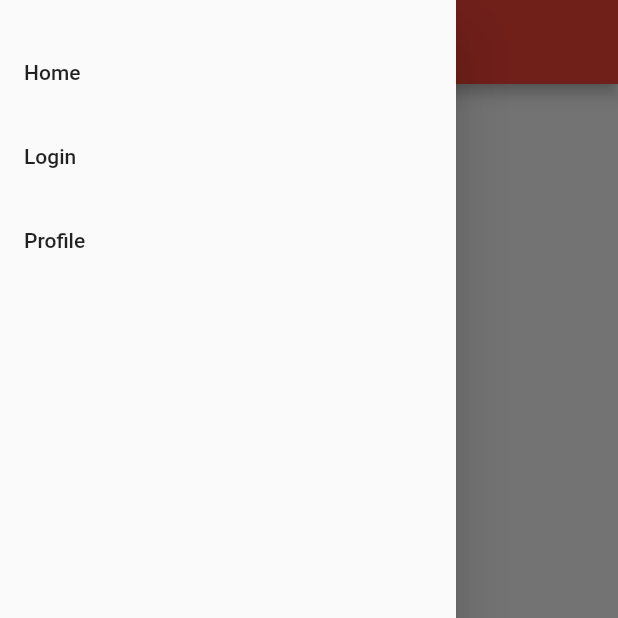
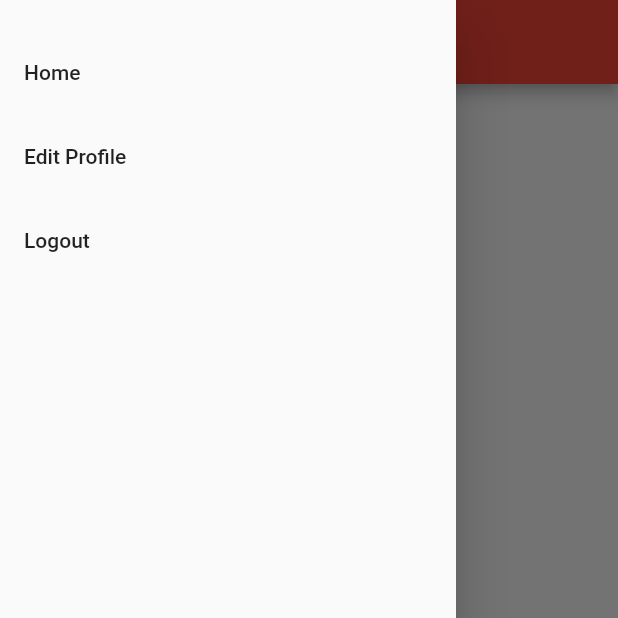
Before and after one commit to pbp-22-b01/pas, a Flutter app: the CustomerHomePage screen opened by its route, with the side drawer open, on a phone screen of 412 x 824 dp, the top half of it. Run offline on Flutter 3.47's test engine with Material 2 defaults, Android fonts, the phone set to English and light mode, and no system bars; missing offline and left inert: pbp_django_auth.

Commit message:
edit profile

```diff
--- a/lib/main.dart
+++ b/lib/main.dart
@@ -2,6 +2,7 @@
 
 import 'package:flutter/material.dart';
 import 'package:online_pharmacy/pages/admin_home_page.dart';
+import 'package:online_pharmacy/pages/customer/profile_page.dart';
 import 'package:online_pharmacy/pages/customer_home_page.dart';
 import 'package:online_pharmacy/pages/home_page.dart';
 import 'package:online_pharmacy/pages/login_page.dart';
@@ -33,8 +34,9 @@ class MyApp extends StatelessWidget {
           "/home": (BuildContext context) => const HomePage(),
           "/login": (BuildContext context) => const LoginPage(),
           "/admin/home": (BuildContext context) => const AdminHomePage(),
-          "/customer/home": (BuildContext context) => const CustomerHomePage(),
+          "/customer/home": (BuildContext context) =>  CustomerHomePage(),
           "/medicine/list": (BuildContext context) => MedicineListPage(),
+          "/customer/profile": (BuildContext context) => const ProfilePage(),
         },
       ),
     );
--- a/lib/menus/customer_menu.dart
+++ b/lib/menus/customer_menu.dart
@@ -15,28 +15,23 @@ class CustomerMenu extends StatelessWidget {
           ListTile(
             title: const Text("Home"),
             onTap: () {
-              Navigator.of(context).pushReplacementNamed("/");
+              Navigator.of(context).pushReplacementNamed("/customer/home");
             },
           ),
           ListTile(
-            title: const Text("Login"),
+            title: const Text("Edit Profile"),
             onTap: () {
-              Navigator.of(context).pushReplacementNamed("/login");
+              Navigator.of(context).pushReplacementNamed("/customer/profile");
             },
+
           ),
           ListTile(
-            title: const Text("Profile"),
+            title: const Text("Logout"),
             onTap: () {
-              Navigator.of(context).pushReplacementNamed("/profile");
+              Navigator.of(context).pushReplacementNamed("/home");
             },
           )
-          // ListTile(
-          //   title: const Text("Logout"),
-          //   onTap: () {
-          //     logout(request);
-          //     Navigator.of(context).pushNamed("/home");
-          //   },
-          // )
+
         ],
       ),
     );
--- a/lib/models/customer.dart
+++ b/lib/models/customer.dart
@@ -1,31 +1,34 @@
 
 class Customer {
   int? id;
-  String name, address;
-  int number;
+  String firstname, lastname, address;
+  int phone;
 
-  Customer({required this.name,
+  Customer({required this.firstname,
+    required this.lastname,
     required this.address,
-    required this.number,
+    required this.phone,
     this.id});
 
   factory Customer.fromUserInput() {
-    return Customer(name: "", number: 0, address: "");
+    return Customer(firstname: "",lastname:"", phone: 0, address: "");
   }
 
   factory Customer.fromJson(Map<String, dynamic> json) {
     final field = json["fields"];
     return Customer(
-        name: field["name"],
-        number: field["number"],
+        firstname: field["first_name"],
+        lastname:field["last_name"],
+        phone: field["phone"],
         address: field["address"],
         id: json["pk"]);
   }
 
   Map<String, dynamic> toJson() =>
       {
-        "name": name,
+        "first_name": firstname,
+        "last_name":lastname,
         "address": address,
-        "number": number,
+        "phone": phone,
       };
 }
--- a/lib/pages/customer_home_page.dart
+++ b/lib/pages/customer_home_page.dart
@@ -1,18 +1,90 @@
 import 'package:flutter/material.dart';
 import 'package:online_pharmacy/menus/customer_menu.dart';
+import 'package:online_pharmacy/api/customer_api.dart';
+import 'package:online_pharmacy/menus/customer_menu.dart';
+import 'package:online_pharmacy/models/customer.dart';
+import 'package:online_pharmacy/pages/customer/profile_page.dart';
 
-class CustomerHomePage extends StatelessWidget {
-  const CustomerHomePage({super.key});
+import 'package:pbp_django_auth/pbp_django_auth.dart';
+import 'package:provider/provider.dart';
+
+
+
+
+
+class CustomerHomePage extends StatefulWidget {
+  @override
+  State<StatefulWidget> createState() => _CustomerHomePageState();
+}
+
+class _CustomerHomePageState extends State<CustomerHomePage> {
+  late Future<List<Customer>> _dataList;
+
+  @override
+  void initState() {
+    super.initState();
+    final request = Provider.of<CookieRequest>(context, listen: false);
+    _dataList = fetchCustomer(request);
+  }
+
+  void refresh() {
+    final request = Provider.of<CookieRequest>(context, listen: false);
+    setState(() {
+      _dataList = fetchCustomer(request);
+    });
+  }
 
   @override
   Widget build(BuildContext context) {
-    return  Scaffold(
-      appBar: AppBar(title: const Text("Home"),),
+    return Scaffold(
+      appBar: AppBar(
+        title: const Text("Home"),
+      ),
       drawer: const CustomerMenu(),
-      body: const Padding(
-        padding: EdgeInsets.all(8.0),
-        child: Center(child: Text("Welcome!")),
+
+      body: Padding(
+        padding: const EdgeInsets.all(8.0),
+        child: Center(
+          child: FutureBuilder<List<Customer>>(
+            future: _dataList,
+            builder: (context, snapshot) {
+              if (snapshot.hasData) {
+                return CustomerView(dataList: snapshot.data!);
+              }
+              if (snapshot.hasError) {
+                return Text("${snapshot.error}");
+              }
+              return const CircularProgressIndicator();
+            },
+          ),
+        ),
       ),
     );
   }
 }
+
+class CustomerView extends StatelessWidget {
+  final List<Customer> dataList;
+
+  const CustomerView({super.key, required this.dataList});
+
+  @override
+  Widget build(BuildContext context) {
+    return ListView.builder(
+        itemCount: dataList.length,
+        itemBuilder: (context, index) => Card(
+          child: Center(
+            child: Column(
+              children: [
+                Text("Hello, ${dataList[0].firstname} ${dataList[index].lastname}!", style: Theme.of(context).textTheme.titleLarge,),
+                Text("Address: ${dataList[0].address} ", style: Theme.of(context).textTheme.bodyMedium,),
+                Text("Phone: ${dataList[0].phone} ", style: Theme.of(context).textTheme.bodyMedium,),
+
+              ]
+            )
+
+
+
+              ),
+            ));
+  }}
--- a/lib/pages/login_page.dart
+++ b/lib/pages/login_page.dart
@@ -33,12 +33,14 @@ class _LoginPageState extends State<LoginPage> {
       'username': _username,
       'password': _password1,
     });
+    request.headers["X-CSRFToken"] = request.cookies["csrftoken"] ?? "";
+    request.headers["Referer"] = apiUrl;
     if (!mounted) return;
     if (request.loggedIn) {
       const snackBar = SnackBar(content: Text("Berhasil login!"));
       scaffoldMessenger.showSnackBar(snackBar);
       Navigator.of(context).pushReplacementNamed(
-          response["user_type"] == "app_admin" ? "/admin/home" : "customer/home");
+          response["user_type"] == "app_admin" ? "/admin/home" : "/customer/home");
     } else {
       final snackBar = SnackBar(content: Text(response["errors"]));
       scaffoldMessenger.showSnackBar(snackBar);
--- a/lib/pages/medicine/medicine_detail_page.dart
+++ b/lib/pages/medicine/medicine_detail_page.dart
@@ -12,7 +12,8 @@ class MedicineDetailPage extends StatelessWidget {
       body: Padding(
         padding: const EdgeInsets.all(20.0),
         child: Center(
-          child: Column(children: [
+          child: Column(
+            children: [
             Text(medicine.name, style: Theme.of(context).textTheme.titleLarge,),
             const SizedBox(height: 20,),
             Card(
```
Also changed, not shown: lib/api/customer_api.dart (added, +10 -0 lines), lib/pages/customer/profile_page.dart (+120 -85 lines), lib/pages/signup_page.dart (+54 -11 lines).
